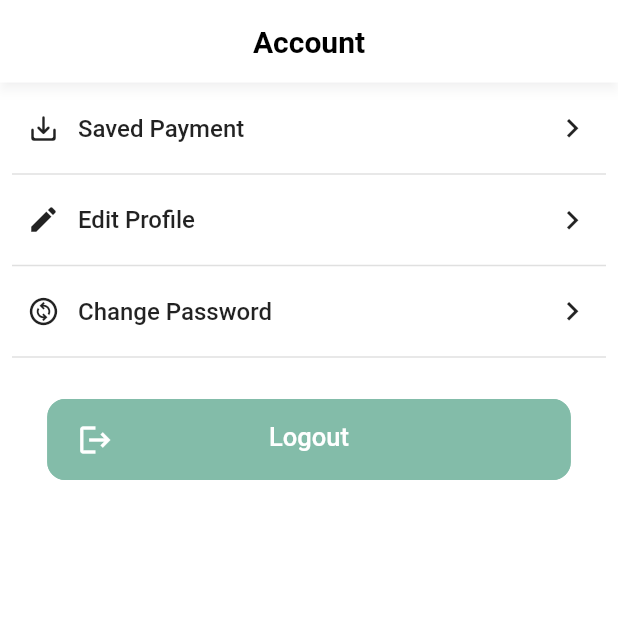
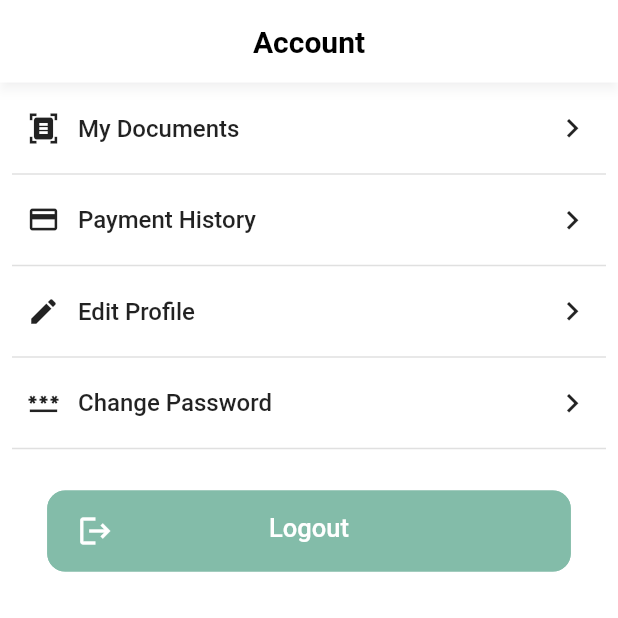
Before and after one commit to parajuliamit/rent-assist-tenant, a Flutter app: the AccountView screen opened directly, on a phone screen of 412 x 824 dp, the top half of it. Run offline on Flutter 3.47's test engine with Material 2 defaults, Android fonts, the phone set to English and light mode, and no system bars; our stand-ins replace dio, firebase_core, firebase_messaging, get, get_storage, image_picker and 3 more; missing offline and left inert: khalti_flutter, qr_code_scanner; accounts and stored records are empty; generated files the repository leaves out were written again.

Commit message:
add document

```diff
--- a/lib/app/modules/account/views/account_view.dart
+++ b/lib/app/modules/account/views/account_view.dart
@@ -5,7 +5,6 @@ import 'package:tenant_app/app/modules/account/widgets/logout_button.dart';
 
 import '../../../routes/app_pages.dart';
 import '../controllers/account_controller.dart';
-import '../saved_payment/views/saved_payment_view.dart';
 import '../widgets/item_tile.dart';
 
 class AccountView extends GetView<AccountController> {
@@ -22,8 +21,15 @@ class AccountView extends GetView<AccountController> {
             child: Column(
           children: [
             ItemTile(
-              icon: Icons.save_alt_rounded,
-              label: 'Saved Payment',
+              icon: Icons.document_scanner,
+              label: 'My Documents',
+              onPress: () {
+                Get.toNamed(Routes.MY_DOCUMENTS);
+              },
+            ),
+            ItemTile(
+              icon: Icons.credit_card,
+              label: 'Payment History',
               onPress: () {
                 Get.toNamed(Routes.SAVED_PAYMENT);
               },
@@ -36,7 +42,7 @@ class AccountView extends GetView<AccountController> {
               },
             ),
             ItemTile(
-              icon: Icons.change_circle_outlined,
+              icon: Icons.password,
               label: 'Change Password',
               onPress: () {
                 Get.toNamed(Routes.CHANGE_PASSWORD);
--- a/lib/app/routes/app_pages.dart
+++ b/lib/app/routes/app_pages.dart
@@ -16,6 +16,8 @@ import '../modules/complaint/bindings/complaint_binding.dart';
 import '../modules/complaint/views/complaint_view.dart';
 import '../modules/complaint_detail/bindings/complaint_detail_binding.dart';
 import '../modules/complaint_detail/views/complaint_detail_view.dart';
+import '../modules/my_documents/bindings/my_documents_binding.dart';
+import '../modules/my_documents/views/my_documents_view.dart';
 import '../modules/navigation/bindings/navigation_binding.dart';
 import '../modules/navigation/views/navigation_view.dart';
 import '../modules/qr_response/bindings/qr_response_binding.dart';
@@ -105,5 +107,10 @@ class AppPages {
       page: () => QrResponseView(),
       binding: QrResponseBinding(),
     ),
+    GetPage(
+      name: _Paths.MY_DOCUMENTS,
+      page: () => MyDocumentsView(),
+      binding: MyDocumentsBinding(),
+    ),
   ];
 }
--- a/lib/app/routes/app_routes.dart
+++ b/lib/app/routes/app_routes.dart
@@ -16,6 +16,7 @@ abstract class Routes {
   static const SCAN_OWNER = _Paths.SCAN_OWNER;
   static const COMPLAINT_DETAIL = _Paths.COMPLAINT_DETAIL;
   static const QR_RESPONSE = _Paths.QR_RESPONSE;
+  static const MY_DOCUMENTS = _Paths.MY_DOCUMENTS;
 }
 
 abstract class _Paths {
@@ -33,4 +34,5 @@ abstract class _Paths {
   static const SCAN_OWNER = '/scan-owner';
   static const COMPLAINT_DETAIL = '/complaint-detail';
   static const QR_RESPONSE = '/qr-response';
+  static const MY_DOCUMENTS = '/my-documents';
 }
```
Also changed, not shown: lib/app/modules/account/saved_payment/views/saved_payment_view.dart (+2 -35 lines), lib/app/modules/home/views/widgets/landlord_container.dart (+5 -2 lines), lib/app/modules/home/views/widgets/payment_container.dart (+8 -2 lines), lib/app/modules/my_documents/bindings/my_documents_binding.dart (added, +12 -0 lines), lib/app/modules/my_documents/controllers/my_documents_controller.dart (added, +20 -0 lines), lib/app/modules/my_documents/views/my_documents_view.dart (added, +34 -0 lines), lib/app/modules/splash_screen/views/splash_screen_view.dart (+6 -1 lines), 1 other file.
